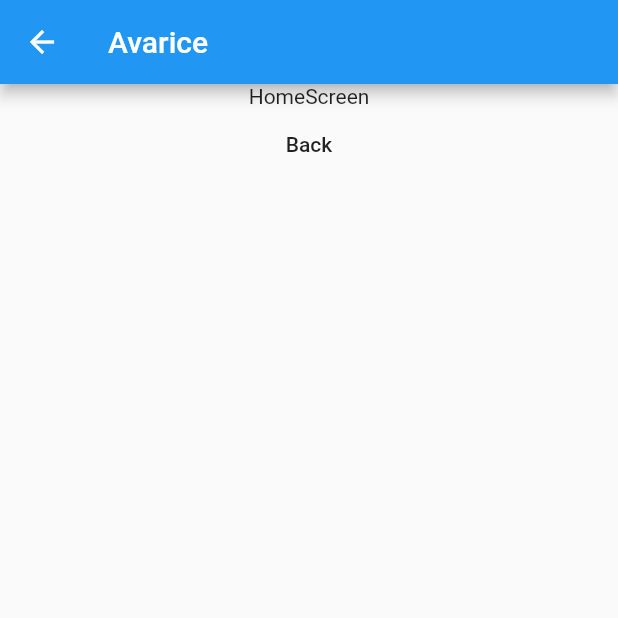
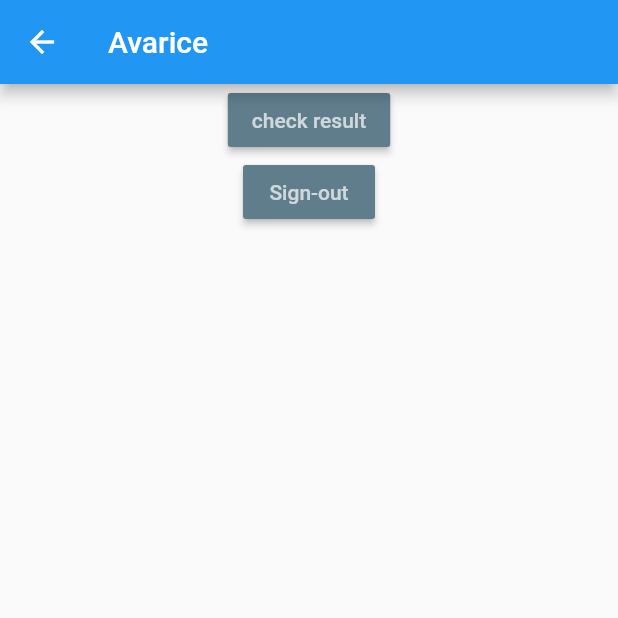
Before and after one commit to jtheyer/Avarice, a Flutter app: the screen it shows after launch, after a tap on "login", on a phone screen of 412 x 824 dp, the top half of it. Run offline on Flutter 3.47's test engine with Material 2 defaults, Android fonts, the light colour scheme and no system bars; our stand-ins replace firebase_auth, firebase_core, modal_progress_hud; accounts and stored records are empty; network calls fail.

Commit message:
+StreamProvider to listen for Auth changes... Show respective screen if user is logged in or out +SignOut() to authentication_service.dart

```diff
--- a/lib/main.dart
+++ b/lib/main.dart
@@ -1,37 +1,50 @@
-import 'package:avarice/screens/home_screen.dart';
-import 'package:avarice/screens/login_screen.dart';
+import 'package:avarice/models/user_custom_model.dart';
+import 'package:avarice/screens/wrapper.dart';
+import 'package:avarice/services/authentication_service.dart';
+import 'package:provider/provider.dart';
+
+import 'screens/authenticate/authenticate_screen.dart';
+import 'screens/authenticate/login_screen.dart';
+import 'screens/home/home_screen.dart';
 import 'package:flutter/material.dart';
-import 'screens/home_screen.dart';
 import 'widgets/app.dart';
 
-// Run App class to initialize FlutterFire (since realtime data is essential) then run main application.
+///
+/// App class initialized things like... (see App class)
+///
+
 void main() {
-  WidgetsFlutterBinding.ensureInitialized(); // ensureInitialized() needs to be called to initialize the FlutterFire plugin
+  WidgetsFlutterBinding
+      .ensureInitialized(); // ensureInitialized() needs to be called to initialize the FlutterFire plugin
   runApp(App());
 }
 
 class MyApp extends StatelessWidget {
-
   @override
   Widget build(BuildContext context) {
     return Listener(
-      onPointerDown:  (_) {
+      onPointerDown: (_) {
         FocusScopeNode currentFocus = FocusScope.of(context);
-        if (!currentFocus.hasPrimaryFocus && currentFocus.focusedChild != null) {
+        if (!currentFocus.hasPrimaryFocus &&
+            currentFocus.focusedChild != null) {
           currentFocus.focusedChild.unfocus();
         } //..e.g. Clear keyboard by tapping somewhere else on the screen when a TextField has focus.
-      },
+      }, //StreamProvider.value wouldn't work if declared above this position on widget tree... ??
+      child: StreamProvider<UserCustom>.value(
+        value: AuthenticationService().authStream,
         child: MaterialApp(
             title: 'Avarice',
             theme: ThemeData(
               primarySwatch: Colors.blue,
               visualDensity: VisualDensity.adaptivePlatformDensity,
             ),
-        initialRoute: LoginScreen.id,
+            initialRoute: Wrapper.id,
             routes: {
-          HomeScreen.id : (context) => HomeScreen(),
-          LoginScreen.id : (context) => LoginScreen(),
-        }
+              Wrapper.id: (context) => Wrapper(),
+              AuthenticateScreen.id: (context) => AuthenticateScreen(),
+              HomeScreen.id: (context) => HomeScreen(),
+              LoginScreen.id: (context) => LoginScreen(),
+            }),
       ),
     );
   }
--- /dev/null
+++ b/lib/models/user_custom_model.dart
@@ -0,0 +1,8 @@
+import 'package:flutter/material.dart';
+
+class UserCustom {
+  UserCustom(this.uid);
+
+  String uid;
+
+}
--- /dev/null
+++ b/lib/screens/authenticate/login_screen.dart
@@ -0,0 +1,96 @@
+import 'dart:async';
+
+import 'package:avarice/screens/home/home_screen.dart';
+import 'package:avarice/services/authentication_service.dart';
+import 'package:flutter/material.dart';
+import 'package:avarice/widgets/textField_widget.dart';
+import 'package:avarice/widgets/button_reuseable.dart';
+import 'package:modal_progress_hud/modal_progress_hud.dart';
+import 'package:avarice/models/user_custom_model.dart';
+
+class LoginScreen extends StatefulWidget {
+  static String id = 'LoginScreen';
+
+  @override
+  _LoginScreenState createState() => _LoginScreenState();
+}
+
+class _LoginScreenState extends State<LoginScreen> {
+  AuthenticationService _authService = new AuthenticationService();
+  bool _isCalling = false;
+
+  @override
+  Widget build(BuildContext context) {
+    return Scaffold(
+      body: ModalProgressHUD(
+        inAsyncCall: _isCalling,
+        child: Padding(
+          padding: EdgeInsets.symmetric(vertical: 5, horizontal: 5),
+          child: SingleChildScrollView(
+            child: Column(
+              mainAxisAlignment: MainAxisAlignment.center,
+              crossAxisAlignment: CrossAxisAlignment.center,
+              mainAxisSize: MainAxisSize.min,
+              children: [
+                Padding(
+                  padding: EdgeInsets.fromLTRB(0, 50, 0, 20),
+                  child: SizedBox(
+                    child: Icon(Icons.insert_emoticon),
+                    height: 5.0,
+                  ),
+                ),
+                ReuseableButton(
+                  label: 'Anonymous Sign-in',
+                  onPressed: () async {
+                    //turn on CircularProgressIndicator
+                    setState(() {
+                      _isCalling = true;
+                    });
+                    dynamic result = await _authService.anonSignIn();
+                    if (result == null) {
+                      print('Error signing in');
+                    } else {
+                      print('$result has signed in.');
+                    }
+                    // turn off CircularProgressIndicator
+                    if(this.mounted) {
+                      setState(() {
+                        _isCalling = false;
+                      });
+                    }
+                  },
+                ),
+                Padding(
+                  padding: EdgeInsets.fromLTRB(0, 100.0, 0, 25.0),
+                  child: SizedBox(
+                    child: Icon(Icons.account_box),
+                    height: 5.0,
+                  ),
+                ),
+                CustomTextField(
+                  labelText: 'E-mail',
+                ),
+                SizedBox(
+                  height: 20,
+                ),
+                CustomTextField(
+                  labelText: 'Password',
+                ),
+                SizedBox(
+                  height: 20,
+                ),
+                ReuseableButton(
+                  label: 'login',
+                  onPressed: () {
+                    print('login');
+                    Navigator.pushNamed(context, HomeScreen.id);
+                  },
+                )
+              ],
+            ),
+          ),
+        ),
+      ),
+    );
+  }
+}
--- /dev/null
+++ b/lib/screens/home/home_screen.dart
@@ -0,0 +1,44 @@
+import 'package:avarice/services/authentication_service.dart';
+import 'package:avarice/widgets/button_reuseable.dart';
+import 'package:flutter/material.dart';
+import 'package:avarice/models/user_custom_model.dart';
+
+class HomeScreen extends StatelessWidget {
+  static const String id = "homeScreen";
+
+  HomeScreen({this.currentUser});
+  final UserCustom currentUser;
+
+  final AuthenticationService _auth = AuthenticationService();
+
+  @override
+  Widget build(BuildContext context) {
+    return Scaffold(
+      appBar: AppBar(
+        title: Text('Avarice'),
+      ),
+      body: Padding(
+        padding: EdgeInsets.symmetric(horizontal: 5),
+        child: Column(
+          children: [
+            Center(
+              child: ReuseableButton(
+                label: 'check result',
+                onPressed: () {
+                  print(currentUser);
+                },
+              ),
+            ),
+            ReuseableButton(
+              label: 'Sign-out',
+              onPressed: () async{
+                await _auth.signOut();
+                print("signed out");
+              },
+            ),
+          ],
+        ),
+      ),
+    );
+  }
+}
--- a/lib/screens/home_screen.dart
+++ /dev/null
@@ -1,29 +0,0 @@
-import 'package:flutter/material.dart';
-
-class HomeScreen extends StatelessWidget {
-  static const String id = "homeScreen";
-
-  @override
-  Widget build(BuildContext context) {
-    return Scaffold(
-      appBar: AppBar(
-        title: Text('Avarice'),
-      ),
-      body: Padding(
-        padding: EdgeInsets.symmetric(horizontal: 5),
-        child: Column(
-          children: [
-            Center(
-              child: Text('HomeScreen'),
-
-            ),
-            MaterialButton(onPressed: (){
-              Navigator.pop(context);
-            },
-            child: Text('Back'),)
-          ],
-        ),
-      ),
-    );
-  }
-}
--- a/lib/screens/login_screen.dart
+++ /dev/null
@@ -1,69 +0,0 @@
-import 'package:avarice/screens/home_screen.dart';
-import 'package:avarice/services/authentication_service.dart';
-import 'package:flutter/material.dart';
-import 'package:avarice/widgets/textField_widget.dart';
-import 'package:avarice/widgets/button_reuseable.dart';
-
-class LoginScreen extends StatelessWidget {
-  static const String id = 'LoginScreen';
-  final AuthenticationService _authService = AuthenticationService();
-
-  @override
-  Widget build(BuildContext context) {
-    return Scaffold(
-      body: Padding(
-        padding: EdgeInsets.symmetric(vertical: 5, horizontal: 5),
-        child: SingleChildScrollView(
-          child: Column(
-            children: [
-              Padding(
-                padding: EdgeInsets.fromLTRB(0, 50, 0, 20),
-                child: SizedBox(
-                  child: Icon(Icons.insert_emoticon),
-                  height: 5.0,
-                ),
-              ),
-              ReuseableButton(
-                label: 'Anonymous Sign-in',
-                onPressed: () {
-                  print('anon sing-in');
-                 dynamic result = _authService.anonSignIn();
-                 if(result != null){
-                   print(result.toString());
-                   Navigator.pushNamed(context, HomeScreen.id);
-                 }
-                },
-              ),
-              Padding(
-                padding: EdgeInsets.fromLTRB(0, 100.0, 0, 25.0),
-                child: SizedBox(
-                  child: Icon(Icons.account_box),
-                  height: 5.0,
-                ),
-              ),
-              CustomTextField(
-                labelText: 'E-mail',
-              ),
-              SizedBox(
-                height: 20,
-              ),
-              CustomTextField(
-                labelText: 'Password',
-              ),
-              SizedBox(
-                height: 20,
-              ),
-              ReuseableButton(
-                label: 'login',
-                onPressed: () {
-                  print('login');
-                  Navigator.pushNamed(context, HomeScreen.id);
-                },
-              )
-            ],
-          ),
-        ),
-      ),
-    );
-  }
-}
--- /dev/null
+++ b/lib/screens/wrapper.dart
@@ -0,0 +1,34 @@
+import 'package:avarice/models/user_custom_model.dart';
+import 'package:avarice/screens/authenticate/authenticate_screen.dart';
+import 'package:avarice/screens/home/home_screen.dart';
+import 'package:flutter/material.dart';
+import 'package:avarice/services/authentication_service.dart';
+import 'package:provider/provider.dart';
+
+///
+/// Wrapper chooses what screen to display based on whether a user
+/// is logged in or not. If logged in then display HomeScreen() (Anon
+/// sign-in counts as logged in). If not logged in then display
+/// AuthenticateScreen().
+///
+
+class Wrapper extends StatefulWidget {
+  static String id = 'wrapperScreen';
+
+  @override
+  _WrapperState createState() => _WrapperState();
+}
+
+class _WrapperState extends State<Wrapper> {
+
+  @override
+  Widget build(BuildContext context) {
+    final userCustom = Provider.of<UserCustom>(context);
+
+    if (userCustom == null) {
+      return AuthenticateScreen();
+    } else {
+      return HomeScreen(currentUser: userCustom,);
+    }
+  }
+}
--- a/lib/services/authentication_service.dart
+++ b/lib/services/authentication_service.dart
@@ -1,18 +1,39 @@
 import 'package:firebase_auth/firebase_auth.dart';
+import 'package:avarice/models/user_custom_model.dart';
 
 class AuthenticationService {
 
   final FirebaseAuth _auth = FirebaseAuth.instance;
+
+  // Create a custom user (my model) from Firebase User
+  UserCustom _userFromFirebase(User firebaseUser){
+    return firebaseUser != null ? UserCustom(firebaseUser.uid) : null;
+  }
+
+  // Subscribe to _auth's stream (to keep track of logged in/out state
+  Stream<UserCustom> get authStream {
+  // return _auth.authStateChanges().map((User user) => _userFromFirebase(user));
+  return _auth.authStateChanges().map(_userFromFirebase);
+  }
+
   // Anonymous sign in function
-  Future<User> anonSignIn() async {
+  Future<UserCustom> anonSignIn() async {
     try {
       UserCredential userCredential = await _auth.signInAnonymously();
       User user = userCredential.user;
-      return user;
+      return _userFromFirebase(user);
     }catch(e) {
       print(e.toString());
       return null;
     }
+  }
 
+  Future signOut() async{
+    try {
+      return await _auth.signOut();
+    }catch(e){
+      print('Oops, sign-out error: ' + e);
+      return null;
+    }
   }
 }
--- a/pubspec.yaml
+++ b/pubspec.yaml
@@ -27,6 +27,7 @@ dependencies:
   firebase_auth: ^0.18.0+1
   cloud_firestore: ^0.14.0+2
   modal_progress_hud: ^0.1.3
+  provider: ^4.3.2+2
 
 
   # The following adds the Cupertino Icons font to your application.
```
Also changed, not shown: lib/screens/authenticate/authenticate_screen.dart (added, +15 -0 lines), lib/widgets/app.dart (+8 -1 lines), lib/constants.dart (added), pubspec.lock. Lines whose indentation alone changed are shown as unchanged.
